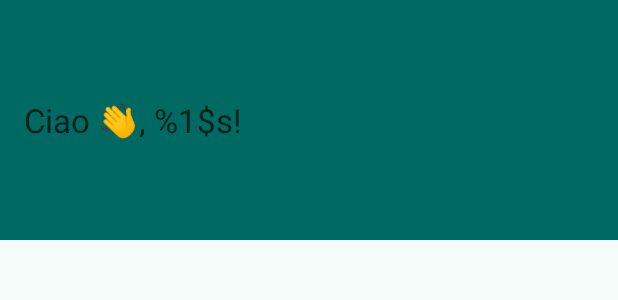
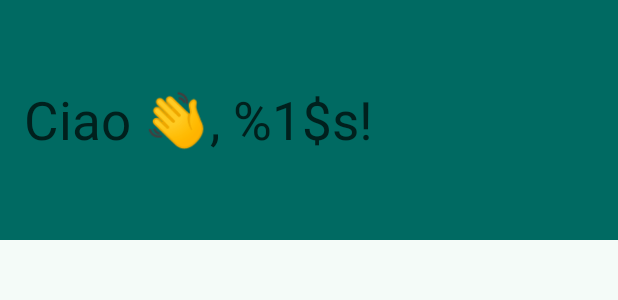
Before and after one commit to andreaturchet/PaperGram, an Android app: the layout nav_header_main.xml on its own in the app's theme, with its tools: preview values and no code run, on a phone screen of 412 x 824 dp. Shown: the top 300 px of the screen. Run offline under Robolectric (Android 15) with nearby library versions, the phone set to English and light mode, and no system bars.

Commit message:
small ui fixes

```diff
--- a/app/src/main/java/com/ciwrl/papergram/ui/adapter/CategoryAdapter.kt
+++ b/app/src/main/java/com/ciwrl/papergram/ui/adapter/CategoryAdapter.kt
@@ -23,12 +23,14 @@ class CategoryAdapter(
         fun bind(uiMainCategory: UiMainCategory, onCategoryClicked: (UiMainCategory) -> Unit) {
             val context = binding.root.context
             val resources = context.resources
-            val resourceName = "cat_" + uiMainCategory.mainCategory.name.replace(" ", "_").lowercase()
+
+            val resourceName = "cat_main_" + uiMainCategory.mainCategory.name.replace(" ", "_").lowercase().replace("-", "_")
+
             val resourceId = resources.getIdentifier(resourceName, "string", context.packageName)
             val localizedCategoryName = if (resourceId != 0) {
                 context.getString(resourceId)
             } else {
-                uiMainCategory.mainCategory.name // Fallback
+                uiMainCategory.mainCategory.name // Fallback se non trova la traduzione
             }
 
             binding.categoryChip.text = "${uiMainCategory.mainCategory.emoji} $localizedCategoryName"
--- a/app/src/main/res/layout/nav_header_main.xml
+++ b/app/src/main/res/layout/nav_header_main.xml
@@ -15,6 +15,6 @@
         android:layout_height="wrap_content"
         android:text="@string/nav_header_greeting"
         android:textAppearance="?attr/textAppearanceTitleLarge"
-        android:textColor="?attr/colorOnPrimaryContainer" />
-
+        android:textColor="?attr/colorOnPrimaryContainer"
+        android:textSize="@dimen/nav_header_greeting_text_size" />
 </LinearLayout>
--- a/app/src/main/res/values/dimens.xml
+++ b/app/src/main/res/values/dimens.xml
@@ -5,4 +5,5 @@
     <dimen name="nav_header_vertical_spacing">8dp</dimen>
     <dimen name="nav_header_height">160dp</dimen>
     <dimen name="fab_margin">16dp</dimen>
+    <dimen name="nav_header_greeting_text_size">35sp</dimen>
 </resources>
```
